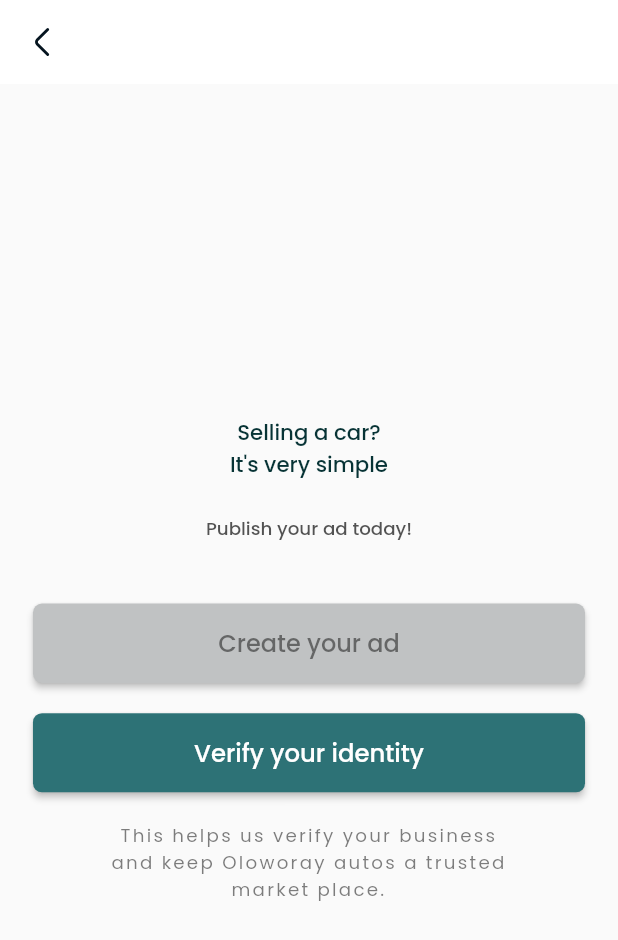
After one commit to OjoMutiu/oloworay_autos, a Flutter app: the SellPage screen opened directly, on a phone screen of 412 x 824 dp. The commit adds this screen. Shown: the top 940 px of the screen. Run offline on Flutter 3.47's test engine with Material 2 defaults, Android fonts, the phone set to English and light mode, and no system bars; our stand-ins replace flutter_svg, get, shared_preferences; missing offline and left inert: fl_country_code_picker; accounts and stored records are empty.

Commit message:
Sell Page UI

```diff
--- a/lib/controllers/message_controller.dart
+++ b/lib/controllers/message_controller.dart
@@ -200,7 +200,9 @@ class MessageController extends GetxController{
             timeStamp: DateTime.now(),
             isSentByMe: true);
 
-    userMessages.insert(0, newMessage);
+    if(newMessage.textMessage.isNotEmpty) {
+      userMessages.insert(0, newMessage);
+    }
 
     textEditingController.clear();
 
--- a/lib/pages/app_home/home.dart
+++ b/lib/pages/app_home/home.dart
@@ -1,6 +1,7 @@
 import 'package:flutter/material.dart';
 import 'package:get/get.dart';
 import 'package:oloworay_autos/pages/app_home/widget/bottom_nav.dart';
+import 'package:oloworay_autos/pages/sell/sell.dart';
 
 
 import '../../controllers/main_homepage_controller.dart';
@@ -17,7 +18,7 @@ class MyHomeScreen extends StatelessWidget {
     final List<Widget> pages = [
       const HomePageBody(),
       const Messages(),
-      Container(color: Colors.yellow),
+      const SellPage(),
       Container(color: Colors.red),
       Container(color: Colors.green),
     ];
--- /dev/null
+++ b/lib/pages/sell/sell.dart
@@ -0,0 +1,78 @@
+import 'package:flutter/material.dart';
+import 'package:flutter_svg/svg.dart';
+import 'package:get/get.dart';
+import 'package:oloworay_autos/constants/app_dimensions.dart';
+import 'package:oloworay_autos/widgets/default_elevated_button.dart';
+
+import '../../constants/app_colors.dart';
+import '../../constants/app_strings.dart';
+
+class SellPage extends StatelessWidget {
+  const SellPage({super.key});
+
+  @override
+  Widget build(BuildContext context) {
+    return Scaffold(
+      appBar: AppBar(
+          elevation: 0,
+          backgroundColor: Colors.white,
+          leading: IconButton(
+              onPressed: () {
+                Get.back();
+              },
+              icon: SvgPicture.asset(backArrow, width: AppDimension.height20,
+                height: AppDimension.height20,
+              ))),
+      body: Padding(
+        padding: EdgeInsets.symmetric(horizontal: AppDimension.width20),
+        child: Center(
+          child: Column(
+            mainAxisAlignment: MainAxisAlignment.center,
+            children: [
+              Text('Selling a car?\nIt\'s very simple',
+                textAlign: TextAlign.center,
+                style: Theme.of(context).textTheme.bodyMedium?.copyWith(
+                    color: AppColors.text,
+                    fontSize: AppDimension.font14
+                ),),
+              SizedBox(height: AppDimension.height24),
+              Text('Publish your ad today!',
+                style: Theme.of(context).textTheme.labelMedium?.copyWith(
+                    fontSize: AppDimension.font12,
+                    color: AppColors.black80
+                ),),
+              SizedBox(height: AppDimension.height40),
+              DefaultElevatedButton(
+                  buttonStyle: ElevatedButton.styleFrom(
+                    backgroundColor: AppColors.neutral500,
+                    shape: RoundedRectangleBorder(
+                      borderRadius: BorderRadius.circular(6),
+                    ),
+                  ),
+                  textStyle: Theme.of(context).textTheme.titleMedium?.copyWith(
+                      color: AppColors.black60
+                  ),
+                  bText: 'Create your ad',
+                  press: (){}),
+              SizedBox(height: AppDimension.height20),
+              DefaultElevatedButton(bText: 'Verify your identity', press: (){}),
+              SizedBox(height: AppDimension.height20),
+              SizedBox(
+                width: AppDimension.getProportionateScreenWidth(259),
+                child: Text(
+                  'This helps us verify your business and keep Oloworay autos a trusted market place.',
+                  textAlign: TextAlign.center,
+                  style: Theme.of(context).textTheme.labelSmall?.copyWith(
+                    color: AppColors.black60,
+                    fontSize: AppDimension.font12,
+                  ),
+                ),
+              )
+
+            ],
+          ),
+        ),
+      ),
+    );
+  }
+}
--- a/pubspec.yaml
+++ b/pubspec.yaml
@@ -41,6 +41,7 @@ dependencies:
   shared_preferences: ^2.1.0
   get_storage: ^2.0.3
   google_fonts: ^4.0.3
+  intl: ^0.18.0
 
 
 dev_dependencies:
```
Also changed, not shown: lib/pages/message/chat_room.dart (+116 -8 lines), pubspec.lock.
